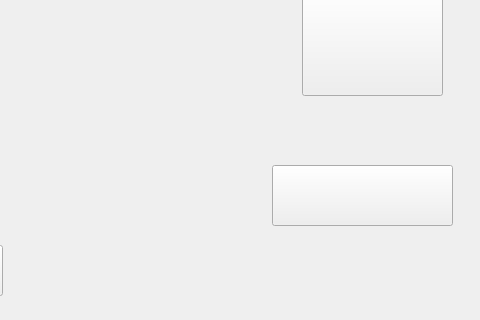
The window that Juego_Final01/modo_de_juego.ui (JuanCarlosMedinaMorales/Juego_final) describes before a commit, drawn with Qt 5; both pictures show x 98 to 578 and y 125 to 445 of the 578 by 445 pixel window.
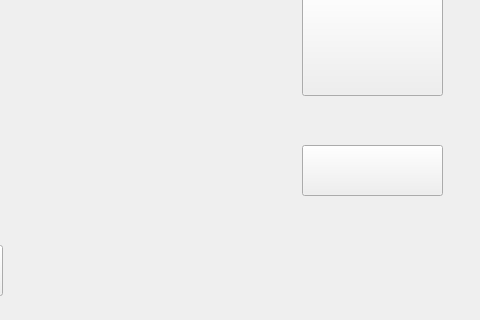
The same window after the commit. Icons and pictures are not drawn.

Diff of the .ui file:
```diff
--- a/Juego_Final01/modo_de_juego.ui
+++ b/Juego_Final01/modo_de_juego.ui
@@ -52,12 +52,18 @@
   <widget class="QPushButton" name="pushButton_3">
    <property name="geometry">
     <rect>
-     <x>370</x>
-     <y>290</y>
-     <width>181</width>
-     <height>61</height>
+     <x>400</x>
+     <y>270</y>
+     <width>141</width>
+     <height>51</height>
     </rect>
    </property>
+   <property name="cursor">
+    <cursorShape>PointingHandCursor</cursorShape>
+   </property>
+   <property name="styleSheet">
+    <string notr="true">border-image: url(:/5ec3a229d482e70.png);</string>
+   </property>
    <property name="text">
     <string/>
    </property>
```
Left out of the diff: 9 changed lines with no effect on the pictures.
